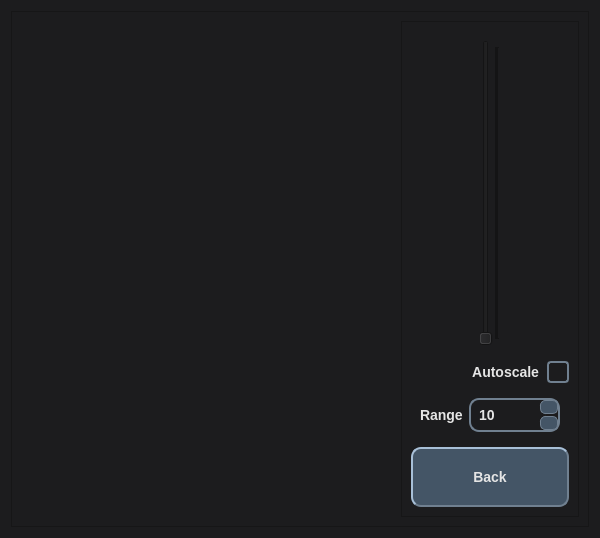
Qt form src/qt_view/graphic.ui (klotzgal/SmartCalc3) before a commit.
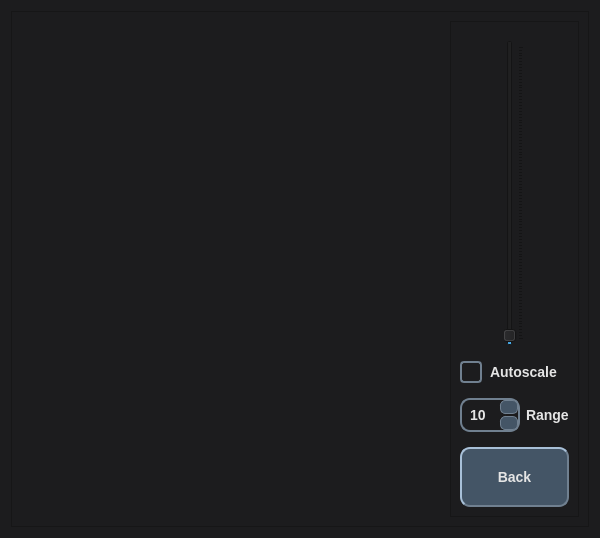
The same form after that commit.

The edit to the form file:
```diff
--- a/src/qt_view/graphic.ui
+++ b/src/qt_view/graphic.ui
@@ -192,10 +192,10 @@
             <item>
              <widget class="QSlider" name="slider">
               <property name="minimum">
-               <number>0</number>
+               <number>1</number>
               </property>
               <property name="maximum">
-               <number>1000000</number>
+               <number>1000</number>
               </property>
               <property name="singleStep">
                <number>10</number>
@@ -217,7 +217,7 @@
          <item>
           <widget class="QCheckBox" name="autoscale">
            <property name="layoutDirection">
-            <enum>Qt::RightToLeft</enum>
+            <enum>Qt::LeftToRight</enum>
            </property>
            <property name="text">
             <string>Autoscale</string>
@@ -227,19 +227,18 @@
          <item>
           <widget class="QWidget" name="widget" native="true">
            <layout class="QHBoxLayout" name="horizontalLayout">
-            <item>
-             <widget class="QLabel" name="label_x_max">
-              <property name="sizePolicy">
-               <sizepolicy hsizetype="Minimum" vsizetype="Preferred">
-                <horstretch>0</horstretch>
-                <verstretch>0</verstretch>
-               </sizepolicy>
-              </property>
-              <property name="text">
-               <string>Range</string>
-              </property>
-             </widget>
-            </item>
+            <property name="leftMargin">
+             <number>0</number>
+            </property>
+            <property name="topMargin">
+             <number>9</number>
+            </property>
+            <property name="rightMargin">
+             <number>0</number>
+            </property>
+            <property name="bottomMargin">
+             <number>9</number>
+            </property>
             <item>
              <widget class="QSpinBox" name="limit">
               <property name="sizePolicy">
@@ -248,6 +247,12 @@
                 <verstretch>0</verstretch>
                </sizepolicy>
               </property>
+              <property name="maximumSize">
+               <size>
+                <width>60</width>
+                <height>16777215</height>
+               </size>
+              </property>
               <property name="minimum">
                <number>-1000000</number>
               </property>
@@ -262,6 +267,19 @@
               </property>
              </widget>
             </item>
+            <item>
+             <widget class="QLabel" name="label_x_max">
+              <property name="sizePolicy">
+               <sizepolicy hsizetype="Minimum" vsizetype="Preferred">
+                <horstretch>0</horstretch>
+                <verstretch>0</verstretch>
+               </sizepolicy>
+              </property>
+              <property name="text">
+               <string>Range</string>
+              </property>
+             </widget>
+            </item>
            </layout>
           </widget>
          </item>
@@ -275,7 +293,7 @@
            </property>
            <property name="minimumSize">
             <size>
-             <width>140</width>
+             <width>0</width>
              <height>60</height>
             </size>
            </property>
```
